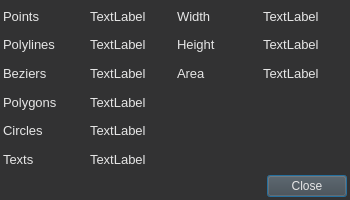
This is src/ui/DataPanel.ui in chen6556/DSV as Qt 5 draws it before an edit. The edited form follows.
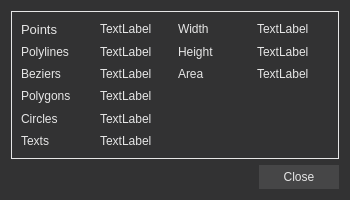
This is the edited form.

```diff
--- a/src/ui/DataPanel.ui
+++ b/src/ui/DataPanel.ui
@@ -29,23 +29,22 @@
 color: rgb(230, 230, 230);</string>
   </property>
   <layout class="QVBoxLayout" name="verticalLayout">
-   <property name="spacing">
-    <number>3</number>
-   </property>
-   <property name="leftMargin">
-    <number>3</number>
-   </property>
-   <property name="topMargin">
-    <number>3</number>
-   </property>
-   <property name="rightMargin">
-    <number>3</number>
-   </property>
-   <property name="bottomMargin">
-    <number>3</number>
-   </property>
    <item>
-    <layout class="QGridLayout" name="gridLayout">
+    <widget class="QFrame" name="frame">
+     <property name="frameShape">
+      <enum>QFrame::Shape::Box</enum>
+     </property>
+     <property name="frameShadow">
+      <enum>QFrame::Shadow::Plain</enum>
+     </property>
+     <layout class="QGridLayout" name="gridLayout_2">
+      <item row="2" column="1">
+       <widget class="QLabel" name="bezier_label">
+        <property name="text">
+         <string>TextLabel</string>
+        </property>
+       </widget>
+      </item>
      <item row="0" column="0">
       <widget class="QLabel" name="label">
        <property name="font">
@@ -58,41 +57,34 @@
        </property>
       </widget>
      </item>
-     <item row="5" column="1">
-      <widget class="QLabel" name="text_label">
+      <item row="1" column="1">
+       <widget class="QLabel" name="polyline_label">
        <property name="text">
         <string>TextLabel</string>
        </property>
       </widget>
      </item>
-     <item row="5" column="0">
-      <widget class="QLabel" name="label_6">
+      <item row="1" column="2">
+       <widget class="QLabel" name="label_8">
        <property name="text">
-        <string>Texts</string>
+         <string>Height</string>
        </property>
       </widget>
      </item>
-     <item row="4" column="1">
-      <widget class="QLabel" name="circle_label">
+      <item row="2" column="3">
+       <widget class="QLabel" name="area_label">
        <property name="text">
         <string>TextLabel</string>
        </property>
       </widget>
      </item>
-     <item row="2" column="1">
-      <widget class="QLabel" name="bezier_label">
+      <item row="3" column="1">
+       <widget class="QLabel" name="polygon_label">
        <property name="text">
         <string>TextLabel</string>
        </property>
       </widget>
      </item>
-     <item row="2" column="0">
-      <widget class="QLabel" name="label_3">
-       <property name="text">
-        <string>Beziers</string>
-       </property>
-      </widget>
-     </item>
      <item row="1" column="0">
       <widget class="QLabel" name="label_2">
        <property name="text">
@@ -107,6 +99,20 @@
        </property>
       </widget>
      </item>
+      <item row="0" column="3">
+       <widget class="QLabel" name="width_label">
+        <property name="text">
+         <string>TextLabel</string>
+        </property>
+       </widget>
+      </item>
+      <item row="4" column="1">
+       <widget class="QLabel" name="circle_label">
+        <property name="text">
+         <string>TextLabel</string>
+        </property>
+       </widget>
+      </item>
      <item row="3" column="0">
       <widget class="QLabel" name="label_4">
        <property name="text">
@@ -114,13 +120,6 @@
        </property>
       </widget>
      </item>
-     <item row="4" column="0">
-      <widget class="QLabel" name="label_5">
-       <property name="text">
-        <string>Circles</string>
-       </property>
-      </widget>
-     </item>
      <item row="0" column="2">
       <widget class="QLabel" name="label_7">
        <property name="text">
@@ -128,15 +127,15 @@
        </property>
       </widget>
      </item>
-     <item row="3" column="1">
-      <widget class="QLabel" name="polygon_label">
+      <item row="4" column="0">
+       <widget class="QLabel" name="label_5">
        <property name="text">
-        <string>TextLabel</string>
+         <string>Circles</string>
        </property>
       </widget>
      </item>
-     <item row="1" column="1">
-      <widget class="QLabel" name="polyline_label">
+      <item row="1" column="3">
+       <widget class="QLabel" name="height_label">
        <property name="text">
         <string>TextLabel</string>
        </property>
@@ -149,43 +148,40 @@
        </property>
       </widget>
      </item>
-     <item row="1" column="2">
-      <widget class="QLabel" name="label_8">
+      <item row="2" column="0">
+       <widget class="QLabel" name="label_3">
        <property name="text">
-        <string>Height</string>
+         <string>Beziers</string>
        </property>
       </widget>
      </item>
-     <item row="0" column="3">
-      <widget class="QLabel" name="width_label">
+      <item row="5" column="0">
+       <widget class="QLabel" name="label_6">
        <property name="text">
-        <string>TextLabel</string>
+         <string>Texts</string>
        </property>
       </widget>
      </item>
-     <item row="1" column="3">
-      <widget class="QLabel" name="height_label">
-       <property name="text">
-        <string>TextLabel</string>
-       </property>
-      </widget>
-     </item>
-     <item row="2" column="3">
-      <widget class="QLabel" name="area_label">
+      <item row="5" column="1">
+       <widget class="QLabel" name="text_label">
        <property name="text">
         <string>TextLabel</string>
        </property>
       </widget>
      </item>
     </layout>
+    </widget>
    </item>
    <item>
     <widget class="QDialogButtonBox" name="buttonBox">
      <property name="styleSheet">
       <string notr="true">QPushButton
 {
+	border:none;
 	color:rgb(230, 230, 230);
 	background-color:rgb(70, 70, 71);
+	min-width:80;
+	min-height:24;
 }
 QPushButton:hover
 {
```
Left out of the diff: 7 changed lines with no effect on the pictures. Lines whose indentation alone changed are shown as unchanged.
